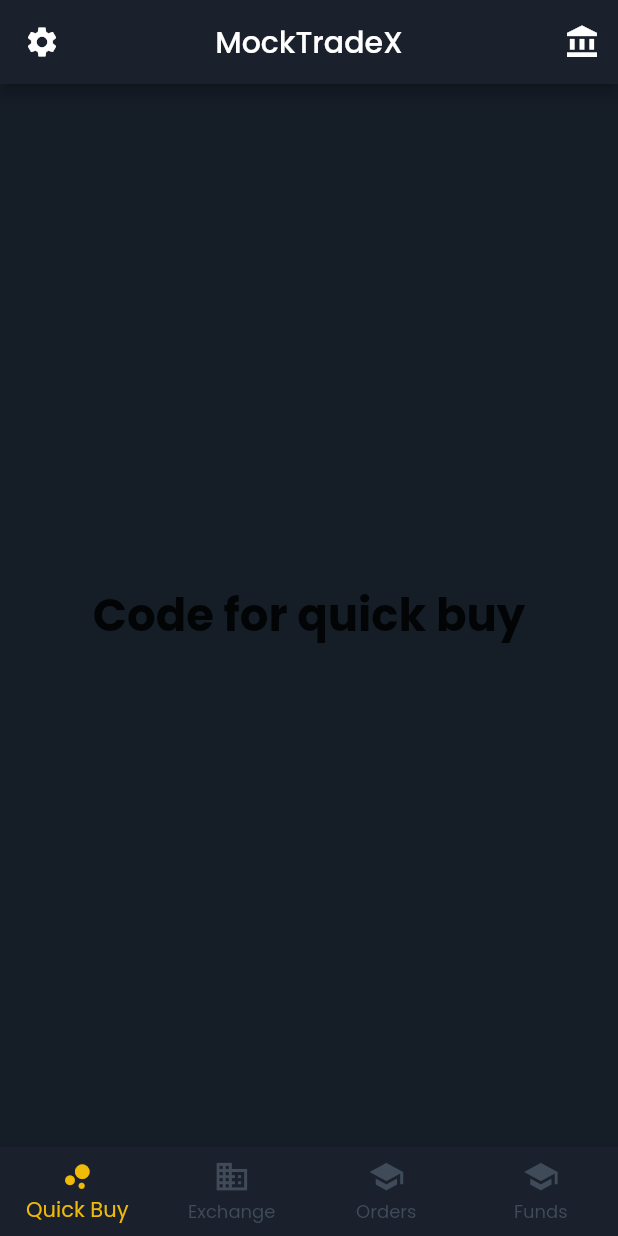
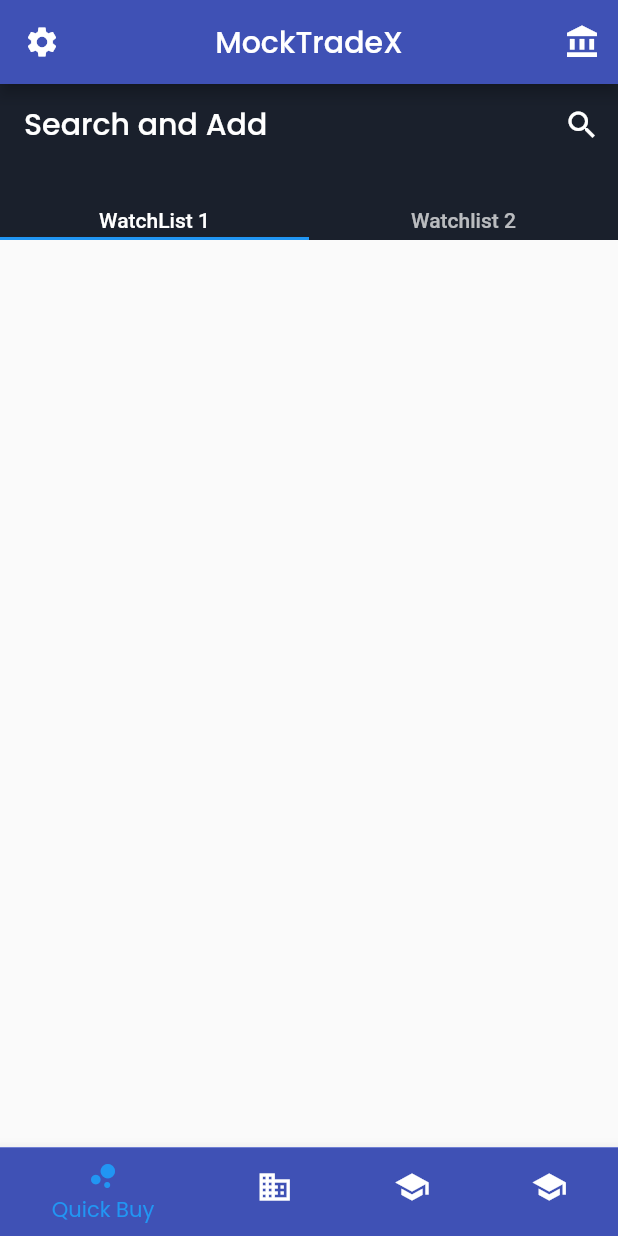
Before and after one commit to Sahil-kachhap/MockTradeX, a Flutter app: the screen it shows after launch, on a phone screen of 412 x 824 dp. Run offline on Flutter 3.47's test engine with Material 2 defaults, Android fonts, the phone set to English and light mode, and no system bars; our stand-ins replace google_fonts, lottie, material_floating_search_bar.

Commit message:
watch list

```diff
--- a/lib/Data/Repositories/crypto_repository.dart
+++ b/lib/Data/Repositories/crypto_repository.dart
@@ -4,11 +4,15 @@ import 'package:mock_tradex/Data/Data_Provider/coingecko_api.dart';
 import 'package:mock_tradex/Data/Models/crypto.dart';
 
 class CryptoRepository {
+
+
   static Future<List<Crypto>> getCryptoCoins() async {
     final Response response = await CryptoDataProvider.fetchCoins();
     final data = jsonDecode(response.body);
 
     List<Crypto> coins = [];
+
+
 
       for (int i = 0; i < 100; i++) {
         Crypto coin = Crypto.fromJson(data[i]);
@@ -19,5 +23,6 @@ class CryptoRepository {
         print("${i.symbol}\n");
       }
       return coins;
+
   }
 }
--- a/lib/Presentation/Screens/front_page.dart
+++ b/lib/Presentation/Screens/front_page.dart
@@ -1,7 +1,7 @@
 import 'package:flutter/material.dart';
-import 'package:webview_flutter/webview_flutter.dart';
+import 'package:mock_tradex/Presentation/Screens/Funds.dart';
 import 'package:mock_tradex/Presentation/Screens/exchange_screen.dart';
-import 'package:mock_tradex/constants.dart';
+import 'package:mock_tradex/Presentation/Screens/quick_buy.dart';
 
 class Frontpage extends StatefulWidget {
   const Frontpage({Key? key}) : super(key: key);
@@ -10,23 +10,18 @@ class Frontpage extends StatefulWidget {
 }
 
 class _FrontpageState extends State<Frontpage> {
+
   int _selectedIndex = 0;
   static const TextStyle optionStyle =
       TextStyle(fontSize: 30, fontWeight: FontWeight.bold);
   static const List<Widget> _widgetOptions = <Widget>[
-    Text(
-      'Code for quick buy',
-      style: optionStyle,
-    ),
+    Quickbuy(),
     ExchangeScreen(),
     Text(
       'Code for Orders',
       style: optionStyle,
     ),
-    Text(
-      'Code for Funds',
-      style: optionStyle,
-    ),
+   Funds()
   ];
 
   void _onItemTapped(int index) {
@@ -38,7 +33,7 @@ class _FrontpageState extends State<Frontpage> {
   @override
   Widget build(BuildContext context) {
     return Scaffold(
-      backgroundColor: Color(0xff151d27),
+      backgroundColor: Colors.indigoAccent,
       appBar: AppBar(
         centerTitle: true,
         leading: IconButton(
@@ -56,47 +51,37 @@ class _FrontpageState extends State<Frontpage> {
         title: const Text(
           'MockTradeX',
         ),
-        backgroundColor: kAppBarColour,
+        backgroundColor: Colors.indigo,
       ),
       body: Center(
         child: _widgetOptions.elementAt(_selectedIndex),
       ),
       bottomNavigationBar: BottomNavigationBar(
-        iconSize: 24.5,
-        type: BottomNavigationBarType.fixed,
         items: const <BottomNavigationBarItem>[
           BottomNavigationBarItem(
-            icon: Icon(
-              Icons.bubble_chart,
-            ),
+            icon: Icon(Icons.bubble_chart),
             label: 'Quick Buy',
+            backgroundColor: Colors.indigo,
           ),
           BottomNavigationBarItem(
-            icon: Icon(
-              Icons.business,
-            ),
+            icon: Icon(Icons.business),
             label: 'Exchange',
+            backgroundColor: Colors.indigo,
           ),
           BottomNavigationBarItem(
-            icon: Icon(
-              Icons.school,
-            ),
+            icon: Icon(Icons.school),
             label: 'Orders',
+            backgroundColor: Colors.indigo,
           ),
           BottomNavigationBarItem(
-            icon: Icon(
-              Icons.school,
-            ),
+            icon: Icon(Icons.school),
             label: 'Funds',
+            backgroundColor: Colors.indigo,
           ),
         ],
         currentIndex: _selectedIndex,
-        selectedItemColor: kBottomBarTextActive,
-        unselectedItemColor: kBottomBarTextinActive,
+        selectedItemColor: Colors.blue,
         onTap: _onItemTapped,
-        selectedIconTheme: IconThemeData(color: kBottomBarTextActive),
-        unselectedIconTheme: IconThemeData(color: kBottomBarTextinActive),
-        backgroundColor: kBottomBarColor,
       ),
     );
   }
--- /dev/null
+++ b/lib/Presentation/Screens/quick_buy.dart
@@ -0,0 +1,85 @@
+import 'package:flutter/material.dart';
+import 'package:mock_tradex/Presentation/Screens/exchange_screen.dart';
+import 'package:mock_tradex/Presentation/Widgets/search_bar.dart';
+import 'package:mock_tradex/constants.dart';
+import 'package:material_floating_search_bar/material_floating_search_bar.dart';
+import 'package:material_floating_search_bar/material_floating_search_bar.dart';
+class Quickbuy extends StatefulWidget {
+  const Quickbuy({Key? key}) : super(key: key);
+
+  @override
+  _QuickbuyState createState() => _QuickbuyState();
+}
+
+class _QuickbuyState extends State<Quickbuy> {
+  @override
+  Widget build(BuildContext context) {
+    final isPortrait = MediaQuery.of(context).orientation == Orientation.portrait;
+
+
+    return Scaffold(
+
+      body: Column(
+
+        children: [
+          SizedBox(height: 54, child:
+              Scaffold(
+
+                appBar: AppBar(
+                  backgroundColor: kBottomBarColor,
+                   title: Text('Search and Add'),
+                  actions: [
+                    IconButton(
+                      icon: Icon(Icons.search),
+                      onPressed: (){
+                        showSearch(context: context, delegate: SearchUser());
+                      },
+                    )
+                  ],
+                ),
+              )
+          ),
+          SizedBox(height: 50,child: DefaultTabController(
+            length: 2,
+            child: Scaffold(
+              appBar: PreferredSize(
+                preferredSize: Size.fromHeight(50),
+                child: Container(
+                  color: kBottomBarColor,
+                  child: SafeArea(
+                    child: Column(
+                      children: <Widget>[
+                        Expanded(child:  Container()),
+                        const TabBar(
+                          tabs: [ Text('WatchList 1',style: TextStyle(
+                            height: 2,
+
+                          ),),
+
+
+                            Text('Watchlist 2',
+                              style: TextStyle(
+                                height: 2,
+
+                              ),)],
+                        ),
+                      ],
+                    ),
+                  ),
+                ),
+              ),
+
+
+            ),
+          ),),
+
+
+
+      ]
+      )
+      );
+
+
+
+  }
+}
--- a/pubspec.yaml
+++ b/pubspec.yaml
@@ -37,6 +37,7 @@ dependencies:
   google_fonts: ^2.2.0
   http: ^0.13.4
   lottie: ^1.2.1
+  material_floating_search_bar: ^0.3.6
 
 dev_dependencies:
   flutter_test:
```
Also changed, not shown: lib/Data/Repositories/search_repository.dart (added, +24 -0 lines), lib/Presentation/Screens/Funds.dart (added, +242 -0 lines), lib/Presentation/Widgets/crypto_tile.dart (+15 -1 lines), lib/Presentation/Widgets/search_bar.dart (added, +117 -0 lines), assets/add.png (added), pubspec.lock, 1 other file. Lines whose indentation alone changed are shown as unchanged.
